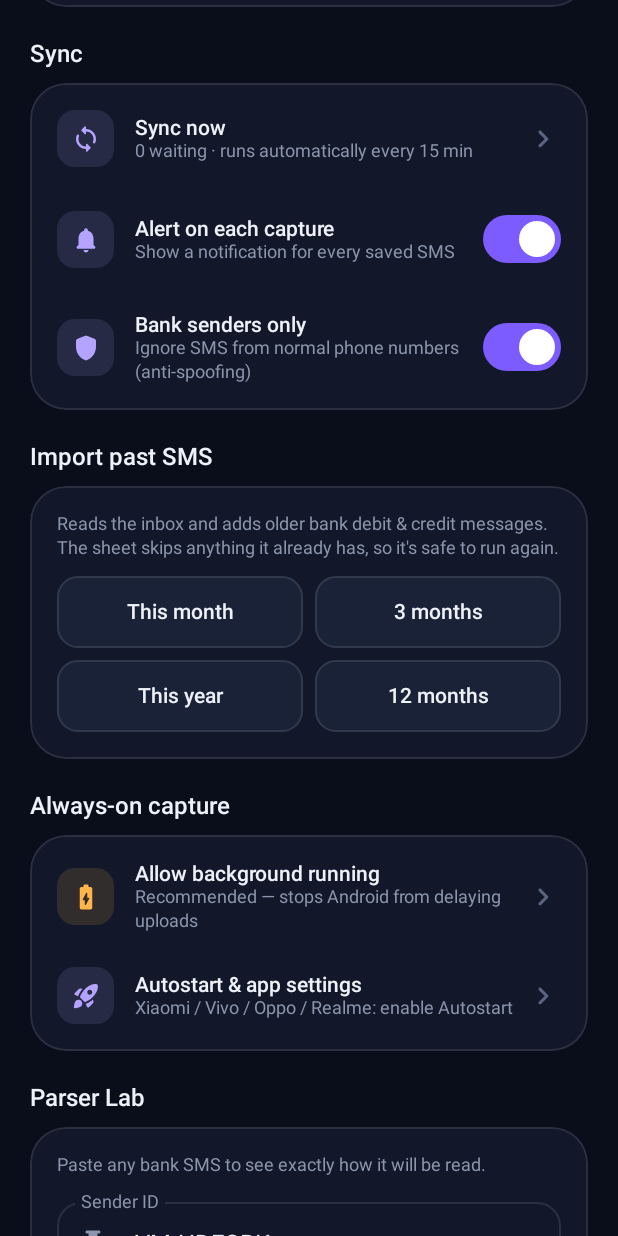
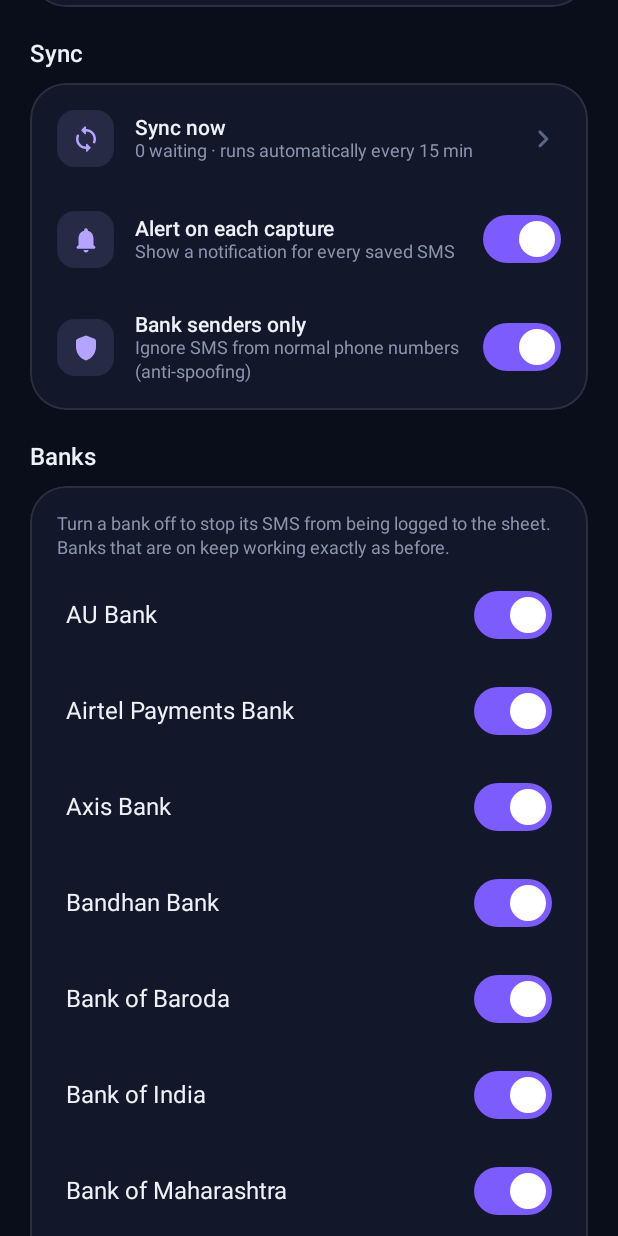
Before and after one commit to Utsavshah222/ledgersync, an Android app built with Jetpack Compose: the composable SettingsScreen shown on its own in the app's theme, scrolled down 576 dp, on a phone screen of 412 x 824 dp. Run offline under Robolectric (Android 15) with nearby library versions, the phone set to English and light mode, and no system bars; 3 statements that could not run were skipped.

Commit message:
Let each phone turn individual banks off so their SMS isn't logged
Adds a Banks list in Settings with an on/off switch per recognised bank.
When a bank is turned off, its debit/credit SMS is skipped everywhere —
real-time capture, the 15-min inbox safety scan and the Parser Lab — so
nothing from that bank reaches the sheet. Banks left on behave exactly as
before. The choice is stored per phone; every bank is on by default.

Co-Authored-By: Claude Opus 4.8 <noreply@anthropic.com>

```diff
--- a/app/src/main/java/com/ledgersync/app/data/Settings.kt
+++ b/app/src/main/java/com/ledgersync/app/data/Settings.kt
@@ -58,6 +58,29 @@ class Settings private constructor(context: Context) {
 
     val accounts: List<BankAccount> get() = BankAccount.listFromJson(accountsJson)
 
+    /**
+     * Banks the user has turned OFF. An SMS whose bank is in this set is never logged to the sheet.
+     * Stored as a JSON array of bank names (matching SmsParser.knownBanks). Empty = every bank is on.
+     */
+    var disabledBanksJson: String
+        get() = sp.getString("disabledBanks", "[]") ?: "[]"
+        set(v) = sp.edit().putString("disabledBanks", v).apply()
+
+    val disabledBanks: Set<String>
+        get() = try {
+            val a = org.json.JSONArray(disabledBanksJson)
+            (0 until a.length()).mapTo(mutableSetOf()) { a.getString(it) }
+        } catch (_: Exception) { emptySet() }
+
+    fun isBankEnabled(bank: String): Boolean = bank !in disabledBanks
+
+    /** Turn a bank on or off for logging. */
+    fun setBankEnabled(bank: String, enabled: Boolean) {
+        val set = disabledBanks.toMutableSet()
+        if (enabled) set.remove(bank) else set.add(bank)
+        disabledBanksJson = org.json.JSONArray(set.toList()).toString()
+    }
+
     var accountsFetchedAt: Long
         get() = sp.getLong("accountsFetchedAt", 0)
         set(v) = sp.edit().putLong("accountsFetchedAt", v).apply()
--- a/app/src/main/java/com/ledgersync/app/sms/Ingest.kt
+++ b/app/src/main/java/com/ledgersync/app/sms/Ingest.kt
@@ -19,7 +19,7 @@ object Ingest {
     /** Parse one SMS; store it if it's a tracked-account transaction. Returns true if newly added. */
     suspend fun ingest(ctx: Context, sender: String, body: String, ts: Long, notify: Boolean): Boolean {
         val settings = Settings.get(ctx)
-        val res = SmsParser.evaluate(sender, body, settings.accounts, settings.bankSendersOnly)
+        val res = SmsParser.evaluate(sender, body, settings.accounts, settings.bankSendersOnly, disabledBanks = settings.disabledBanks)
         if (res !is ParseResult.Ok) return false
         val p = res.parsed
         val acc = res.account
@@ -62,6 +62,7 @@ object Ingest {
             if (!hasReadSms(ctx)) return@withContext ScanResult(0, 0, 0)
             val settings = Settings.get(ctx)
             val accounts = settings.accounts
+            val disabled = settings.disabledBanks
             var scanned = 0; var matched = 0; var added = 0
             val cols = arrayOf(Telephony.Sms.ADDRESS, Telephony.Sms.BODY, Telephony.Sms.DATE, Telephony.Sms.DATE_SENT)
             ctx.contentResolver.query(
@@ -77,7 +78,7 @@ object Ingest {
                     val date = c.getLong(2)
                     val sent = c.getLong(3)
                     val ts = if (sent > 0) sent else date
-                    if (SmsParser.evaluate(sender, body, accounts, settings.bankSendersOnly) is ParseResult.Ok) {
+                    if (SmsParser.evaluate(sender, body, accounts, settings.bankSendersOnly, disabledBanks = disabled) is ParseResult.Ok) {
                         matched++
                         if (ingest(ctx, sender, body, ts, notify = false)) added++
                     }
--- a/app/src/main/java/com/ledgersync/app/ui/MainViewModel.kt
+++ b/app/src/main/java/com/ledgersync/app/ui/MainViewModel.kt
@@ -320,7 +320,7 @@ class MainViewModel(app: Application) : AndroidViewModel(app) {
     }
 
     fun parseTest(sender: String, body: String): String {
-        val r = SmsParser.evaluate(sender.ifBlank { "VM-BANKSMS" }, body, accounts.value, settings.bankSendersOnly)
+        val r = SmsParser.evaluate(sender.ifBlank { "VM-BANKSMS" }, body, accounts.value, settings.bankSendersOnly, disabledBanks = settings.disabledBanks)
         val p = when (r) { is ParseResult.Ok -> r.parsed; is ParseResult.Skip -> r.parsed }
         val head = when (r) {
             is ParseResult.Ok -> {
--- a/app/src/main/java/com/ledgersync/app/ui/SettingsScreen.kt
+++ b/app/src/main/java/com/ledgersync/app/ui/SettingsScreen.kt
@@ -71,6 +71,7 @@ import androidx.compose.ui.unit.dp
 import androidx.compose.ui.unit.sp
 import androidx.lifecycle.Lifecycle
 import androidx.lifecycle.compose.LifecycleEventEffect
+import com.ledgersync.app.sms.SmsParser
 import kotlinx.coroutines.launch
 
 @Composable
@@ -153,6 +154,34 @@ fun SettingsScreen(vm: MainViewModel) {
             if (failed > 0) ActionRow(Icons.Rounded.CloudUpload, "Retry $failed failed uploads", "They are safe on this phone") { vm.syncNow(true) }
             ToggleRow(Icons.Rounded.Notifications, "Alert on each capture", "Show a notification for every saved SMS", s.notifyOnCapture) { s.notifyOnCapture = it }
             ToggleRow(Icons.Rounded.Shield, "Bank senders only", "Ignore SMS from normal phone numbers (anti-spoofing)", s.bankSendersOnly) { s.bankSendersOnly = it }
+        }
+
+        // ---------------- Banks ----------------
+        SectionHeader("Banks")
+        GlassCard {
+            Text(
+                "Turn a bank off to stop its SMS from being logged to the sheet. Banks that are on keep working exactly as before.",
+                color = LS.Muted, style = MaterialTheme.typography.bodySmall,
+            )
+            val off = s.disabledBanks.size
+            if (off > 0) {
+                Spacer(Modifier.height(4.dp))
+                Text("$off ${if (off == 1) "bank is" else "banks are"} turned off", color = LS.Amber, style = MaterialTheme.typography.bodySmall)
+            }
+            Spacer(Modifier.height(6.dp))
+            SmsParser.knownBanks.forEach { b ->
+                val on = s.isBankEnabled(b)
+                Row(
+                    Modifier.fillMaxWidth().clip(RoundedCornerShape(14.dp)).clickable { s.setBankEnabled(b, !on) }.padding(vertical = 8.dp, horizontal = 6.dp),
+                    verticalAlignment = Alignment.CenterVertically,
+                ) {
+                    Text(b, color = if (on) LS.Text else LS.Muted, style = MaterialTheme.typography.bodyLarge, modifier = Modifier.weight(1f))
+                    Switch(
+                        checked = on, onCheckedChange = { s.setBankEnabled(b, it) },
+                        colors = SwitchDefaults.colors(checkedTrackColor = LS.Primary, checkedThumbColor = Color.White, uncheckedTrackColor = LS.Surface3, uncheckedBorderColor = LS.Stroke),
+                    )
+                }
+            }
         }
 
         // ---------------- Import ----------------
```
Also changed, not shown: app/src/main/java/com/ledgersync/app/sms/SmsParser.kt (+14 -1 lines).
